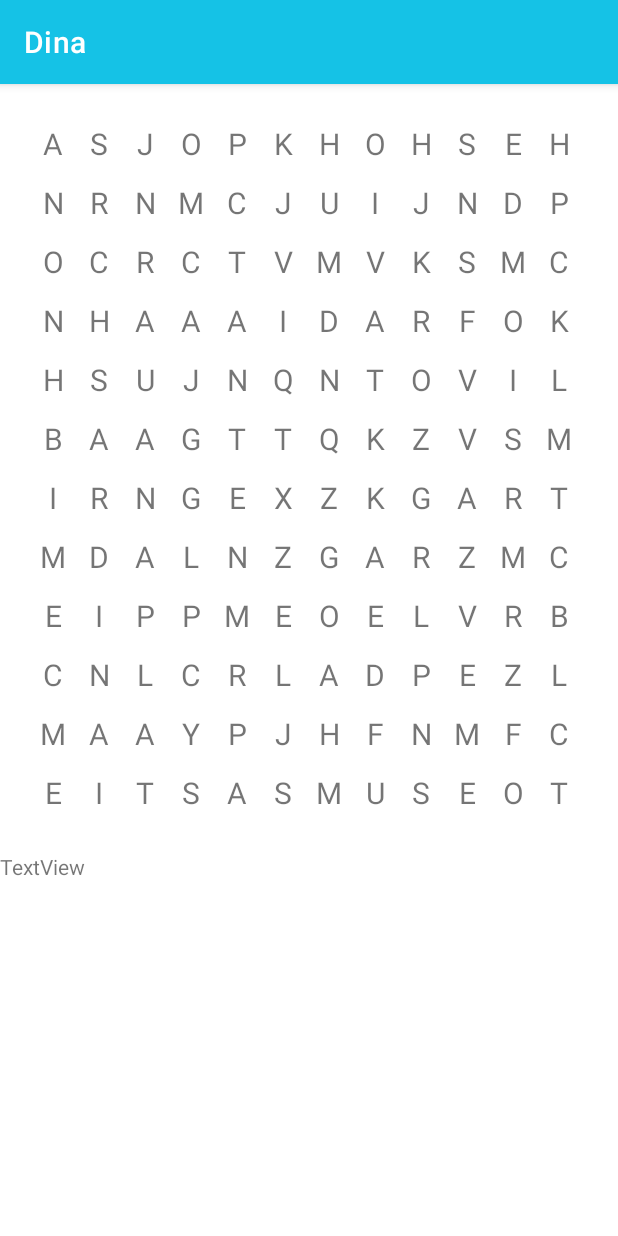
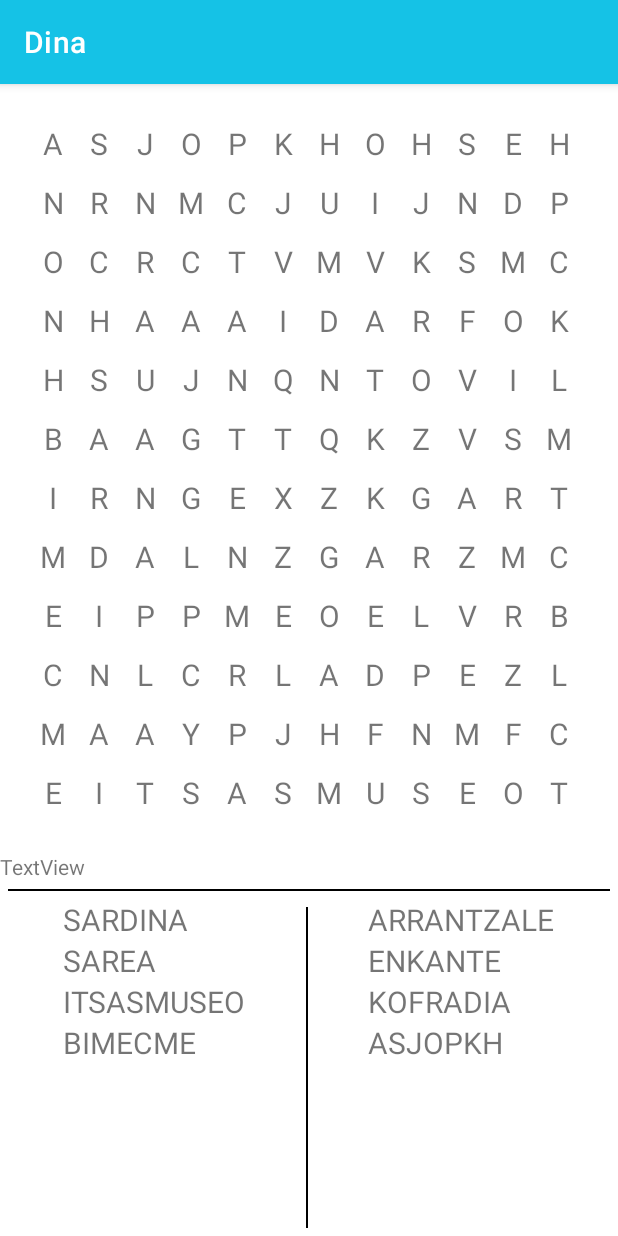
Before and after one commit to iruneguinea9/DidaktikApp, an Android app: the Actividad5 screen opened directly, with no data from a screen before it, on a phone screen of 412 x 824 dp. Run offline under Robolectric (Android 15) with nearby library versions, the phone set to English and light mode, and no system bars.

Commit message:
Actividad 5 v2

```diff
--- a/Dina/app/src/main/java/com/example/dina/Actividad5.java
+++ b/Dina/app/src/main/java/com/example/dina/Actividad5.java
@@ -3,21 +3,25 @@ package com.example.dina;
 import androidx.appcompat.app.AppCompatActivity;
 
 import android.annotation.SuppressLint;
+import android.graphics.Color;
 import android.graphics.Rect;
 import android.os.Bundle;
-import android.view.MotionEvent;
 import android.view.View;
 import android.widget.ArrayAdapter;
 import android.widget.GridView;
 import android.widget.TextView;
 
+import java.util.ArrayList;
 import java.util.HashMap;
 
 public class Actividad5 extends AppCompatActivity {
 
-    private final HashMap<String, Boolean> palabras = new HashMap<String, Boolean>();
+    private final HashMap<TextView, Boolean> palabras = new HashMap<>();
+    private ArrayList <View> arrList = new ArrayList<>();
+    private ArrayList <View> arrListAcertadas = new ArrayList<>();
     private GridView gv;
     private TextView resul;
+    private Rect rectAntes = new Rect();
 
 
     private String[] letrasSopa = new String[]{
@@ -34,7 +38,7 @@ public class Actividad5 extends AppCompatActivity {
             "M","A","A","Y","P","J","H","F","N","M","F","C",
             "E","I","T","S","A","S","M","U","S","E","O","T"};
 
-    @SuppressLint("ClickableViewAccessibility")
+    @SuppressLint({"ClickableViewAccessibility", "ResourceAsColor"})
     @Override
     protected void onCreate(Bundle savedInstanceState) {
         super.onCreate(savedInstanceState);
@@ -47,34 +51,39 @@ public class Actividad5 extends AppCompatActivity {
         gv.setAdapter(adaptador);
 
         final String[] anterior = {""};
+
+
+
         cargarMapa();
         gv.setOnTouchListener((view, motionEvent) -> {
             for(int i = 0; i < gv.getChildCount(); i++) {
                 View v = gv.getChildAt(i);
-                System.out.println("*-*--*-*-*-*-*-*-*-*-*-*");
-                System.out.println(gv.getChildAt(i));
-                System.out.println("*-*--*-*-*-*-*-*-*-*-*-*");
-                Rect outRecto = new Rect(v.getLeft(), v.getTop(), v.getRight(), v.getBottom());
-                Rect aa = new Rect(v.getLeft(), v.getTop(), v.getRight(), v.getBottom());
-                if(outRecto.contains((int)motionEvent.getX(), (int)motionEvent.getY())) {
-                    if(!((TextView) v).getText().equals(anterior[0])) {
+                Rect rectAhora = new Rect(v.getLeft(), v.getTop(), v.getRight(), v.getBottom());
+                if(rectAhora.contains((int)motionEvent.getX(), (int)motionEvent.getY())) {
+                    if(!rectAhora.equals(rectAntes)) {
+                        rectAntes = rectAhora;
+                        arrList.add(v);
                         resul.append(((TextView) v).getText());
-                        anterior[0] = (String) ((TextView) v).getText();
+                        v.setBackgroundColor(Color.RED);
                         boolean posible = false;
-                        for(String palabra : palabras.keySet()) {
-                            if(!palabras.get(palabra)) {
-                                if (palabra.toUpperCase().startsWith(resul.getText().toString())) {
+                        for (TextView palabra : palabras.keySet()) {
+                            if (!palabras.get(palabra)) {
+                                if (palabra.getText().toString().toUpperCase().startsWith(resul.getText().toString())) {
                                     posible = true;
                                 }
-                                if (palabra.toUpperCase().equals(resul.getText().toString())) {
+                                if (palabra.getText().toString().toUpperCase().equals(resul.getText().toString())) {
+                                    posible = true;
                                     palabras.put(palabra, true);
-                                   // comprobarMapa();
+                                    palabra.setTextColor(getColor(R.color.amornico));
+                                    palabraAcertada();
                                     resul.setText("");
                                 }
                             }
                         }
-                        if(!posible) {
+                        if (!posible) {
                             resul.setText("");
+                            limpiarSeleccionado();
+                            colorAcertado();
                         }
                     }
                 }
@@ -83,10 +92,37 @@ public class Actividad5 extends AppCompatActivity {
         });
     }
 
+    private void palabraAcertada(){
+        for (View x : arrList){
+            arrListAcertadas.add(x);
+        }
+        arrList.clear();
+        colorAcertado();
+    }
+
+    private void colorAcertado(){
+        for (View x : arrListAcertadas){
+            x.setBackgroundColor(getColor(R.color.amarilloPrimario));
+        }
+    }
+
+    private void limpiarSeleccionado(){
+        for (View x : arrList){
+            x.setBackgroundColor(getColor(R.color.blanco));
+        }
+        arrList.clear();
+    }
+
     private void cargarMapa() {
-        palabras.put("asjo", false);
-        palabras.put("eitsas", false);
-        palabras.put("arrantzale", false);
+        palabras.put((TextView)findViewById(R.id.palabraSopa1), false);
+        palabras.put((TextView)findViewById(R.id.palabraSopa2), false);
+        palabras.put((TextView)findViewById(R.id.palabraSopa3), false);
+        palabras.put((TextView)findViewById(R.id.palabraSopa4), false);
+        palabras.put((TextView)findViewById(R.id.palabraSopa5), false);
+        palabras.put((TextView)findViewById(R.id.palabraSopa6), false);
+
+//        palabras.put((TextView)findViewById(R.id.palabraSopa8), false);
+//        palabras.put((TextView)findViewById(R.id.palabraSopa9), false);
     }
 
 
--- a/Dina/app/src/main/res/layout/activity_actividad5.xml
+++ b/Dina/app/src/main/res/layout/activity_actividad5.xml
@@ -23,4 +23,105 @@
         android:layout_height="wrap_content"
         android:text="TextView" />
 
+    <View
+        android:id="@+id/view12"
+        android:layout_width="match_parent"
+        android:layout_height="1dp"
+        android:layout_margin="5dp"
+        android:layout_marginVertical="5dp"
+        android:background="@color/black"
+        app:layout_constraintTop_toBottomOf="@+id/textView3"
+        tools:layout_editor_absoluteX="87dp" />
+
+    <LinearLayout
+        android:layout_width="match_parent"
+        android:layout_height="match_parent"
+        android:gravity="center"
+        android:orientation="horizontal">
+
+        <LinearLayout
+            android:layout_width="wrap_content"
+            android:layout_height="match_parent"
+            android:orientation="vertical">
+
+            <TextView
+                android:id="@+id/palabraSopa1"
+                android:layout_width="wrap_content"
+                android:layout_height="wrap_content"
+                android:text="SARDINA"
+                android:textSize="20sp" />
+
+            <TextView
+                android:id="@+id/palabraSopa2"
+                android:layout_width="wrap_content"
+                android:layout_height="wrap_content"
+                android:text="SAREA"
+                android:textSize="20sp" />
+
+            <TextView
+                android:id="@+id/palabraSopa3"
+                android:layout_width="wrap_content"
+                android:layout_height="wrap_content"
+                android:text="ITSASMUSEO"
+                android:textAllCaps="false"
+                android:textSize="20sp" />
+
+            <TextView
+                android:id="@+id/palabraSopa8"
+                android:layout_width="match_parent"
+                android:layout_height="wrap_content"
+                android:text="BIMECME"
+                android:textSize="20sp" />
+        </LinearLayout>
+
+        <View
+            android:id="@+id/view13"
+            android:layout_width="1dp"
+            android:layout_height="match_parent"
+            android:layout_marginHorizontal="40dp"
+            android:layout_marginVertical="5dp"
+            android:background="@color/black"
+            app:layout_constraintTop_toBottomOf="@+id/textView3"
+            tools:layout_editor_absoluteX="87dp" />
+
+        <LinearLayout
+            android:layout_width="wrap_content"
+            android:layout_height="match_parent"
+            android:orientation="vertical">
+
+            <TextView
+                android:id="@+id/palabraSopa4"
+                android:layout_width="wrap_content"
+                android:layout_height="wrap_content"
+                android:text="ARRANTZALE"
+                android:textAllCaps="false"
+                android:textSize="20sp" />
+
+            <TextView
+                android:id="@+id/palabraSopa5"
+                android:layout_width="wrap_content"
+                android:layout_height="wrap_content"
+                android:text="ENKANTE"
+                android:textAllCaps="false"
+                android:textSize="20sp" />
+
+            <TextView
+                android:id="@+id/palabraSopa6"
+                android:layout_width="wrap_content"
+                android:layout_height="wrap_content"
+                android:text="KOFRADIA"
+                android:textAllCaps="false"
+                android:textSize="20sp" />
+
+            <TextView
+                android:id="@+id/palabraSopa9"
+                android:layout_width="match_parent"
+                android:layout_height="wrap_content"
+                android:text="ASJOPKH"
+                android:textSize="20sp" />
+
+        </LinearLayout>
+    </LinearLayout>
+
+
 </LinearLayout>
--- a/Dina/app/src/main/res/values-night/themes.xml
+++ /dev/null
@@ -1,16 +0,0 @@
-<resources xmlns:tools="http://schemas.android.com/tools">
-    <!-- Base application theme. -->
-    <style name="Theme.Dina" parent="Theme.MaterialComponents.DayNight.DarkActionBar">
-        <!-- Primary brand color. -->
-        <item name="colorPrimary">@color/purple_200</item>
-        <item name="colorPrimaryVariant">@color/purple_700</item>
-        <item name="colorOnPrimary">@color/black</item>
-        <!-- Secondary brand color. -->
-        <item name="colorSecondary">@color/teal_200</item>
-        <item name="colorSecondaryVariant">@color/teal_200</item>
-        <item name="colorOnSecondary">@color/black</item>
-        <!-- Status bar color. -->
-        <item name="android:statusBarColor">?attr/colorPrimaryVariant</item>
-        <!-- Customize your theme here. -->
-    </style>
-</resources>
```
